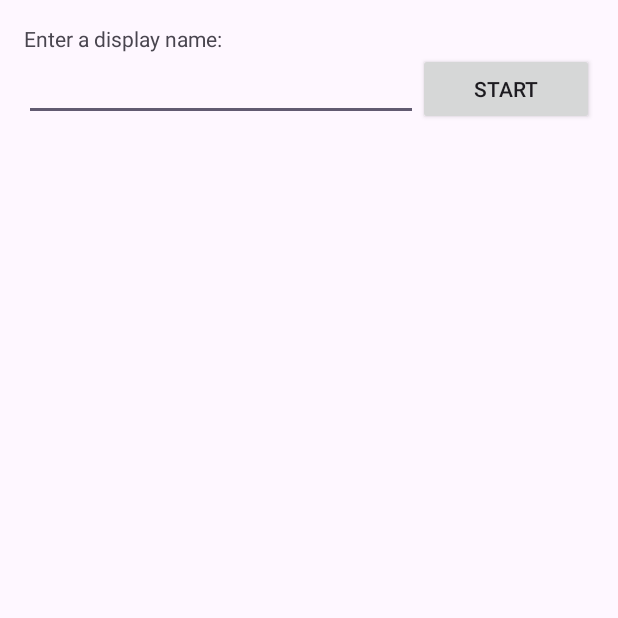
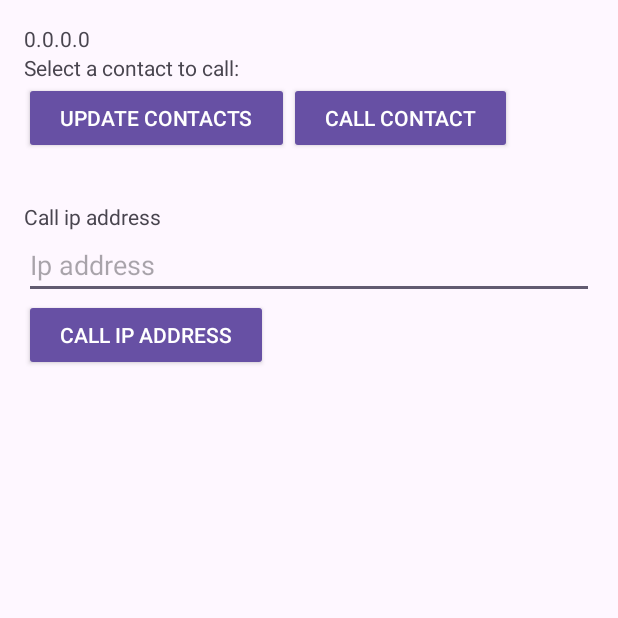
Before and after one commit to youcefboukandoura/android_udp_chat, an Android app: the screen it shows after launch (MainActivity), on a phone screen of 412 x 824 dp, the top half of it. Run offline under Robolectric (Android 15) with nearby library versions, the phone set to English and light mode, and no system bars.

Commit message:
add call ip address

```diff
--- a/app/src/main/java/com/youcefboukandoura/androidudppaudiochat/MainActivity.kt
+++ b/app/src/main/java/com/youcefboukandoura/androidudppaudiochat/MainActivity.kt
@@ -1,28 +1,28 @@
 package com.youcefboukandoura.androidudppaudiochat
 
-import android.app.Activity
 import android.app.AlertDialog
+import android.content.Context
 import android.content.Intent
 import android.graphics.Color
 import android.net.wifi.WifiManager
 import android.os.Bundle
+import android.text.format.Formatter
 import android.util.Log
-import android.view.View
 import android.widget.Button
 import android.widget.EditText
 import android.widget.RadioButton
 import android.widget.RadioGroup
-import android.widget.ScrollView
 import android.widget.TextView
+import androidx.appcompat.app.AppCompatActivity
 import java.net.DatagramPacket
 import java.net.DatagramSocket
 import java.net.InetAddress
 import java.net.SocketException
 import java.net.UnknownHostException
 
-class MainActivity : Activity() {
+class MainActivity : AppCompatActivity() {
     private var contactManager: ContactManager? = null
-    private var displayName: String? = null
+    private lateinit var displayName: String
     private var STARTED = false
     private var IN_CALL = false
     private var LISTEN = false
@@ -31,10 +31,7 @@ class MainActivity : Activity() {
         setContentView(R.layout.activity_main)
         Log.i(LOG_TAG, "UDPChat started")
 
-        // START BUTTON
-        // Pressing this buttons initiates the main functionality
-        val btnStart = findViewById<Button>(R.id.buttonStart)
-        btnStart.setOnClickListener { onStartButtonClick(btnStart) }
+        startBroadCasting()
 
         // UPDATE BUTTON
         // Updates the list of reachable devices
@@ -45,6 +42,9 @@ class MainActivity : Activity() {
         // Attempts to initiate an audio chat session with the selected device
         val buttonCall = findViewById<Button>(R.id.buttonCall)
         buttonCall.setOnClickListener { onClickButtonCall() }
+
+        val buttonCallIpAddress = findViewById<Button>(R.id.buttonCallIpAddress)
+        buttonCallIpAddress.setOnClickListener { onClickButtonCallIpAddress() }
     }
 
     private fun onClickButtonCall() {
@@ -64,34 +64,32 @@ class MainActivity : Activity() {
         val radioButton = findViewById<RadioButton>(selectedButton)
         val contact = radioButton.text.toString()
         val ip = contactManager!!.contacts[contact]
+        val ipString = ip.toString().substring(1)
+        callIpAddress(ipString)
+    }
+
+    private fun onClickButtonCallIpAddress() {
+        val editTextIpAddress = findViewById<EditText>(R.id.editTextIpAddress)
+        val ipString = editTextIpAddress.text.toString()
+        callIpAddress(ipString)
+    }
+
+    private fun callIpAddress(address: String) {
         IN_CALL = true
-
-        // Send this information to the MakeCallActivity and start that activity
         val intent = Intent(this@MainActivity, MakeCallActivity::class.java)
-        intent.putExtra(EXTRA_CONTACT, contact)
-        var address = ip.toString()
-        address = address.substring(1)
+        intent.putExtra(EXTRA_CONTACT, address)
         intent.putExtra(EXTRA_IP, address)
         intent.putExtra(EXTRA_DISPLAYNAME, displayName)
         startActivity(intent)
     }
 
-    private fun onStartButtonClick(btnStart: Button) {
+    private fun startBroadCasting() {
         Log.i(LOG_TAG, "Start button pressed")
         STARTED = true
-        val displayNameText = findViewById<EditText>(R.id.editTextDisplayName)
-        displayName = displayNameText.text.toString()
-        displayNameText.isEnabled = false
-        btnStart.isEnabled = false
-        val text = findViewById<TextView>(R.id.textViewSelectContact)
-        text.visibility = View.VISIBLE
-        val updateButton = findViewById<Button>(R.id.buttonUpdate)
-        updateButton.visibility = View.VISIBLE
-        val callButton = findViewById<Button>(R.id.buttonCall)
-        callButton.visibility = View.VISIBLE
-        val scrollView = findViewById<ScrollView>(R.id.scrollView)
-        scrollView.visibility = View.VISIBLE
-        contactManager = ContactManager(displayNameText.text.toString(), broadcastIp!!)
+        val textView = findViewById<TextView>(R.id.textViewDisplayName)
+        displayName = getIpAddress()
+        textView.text = getIpAddress()
+        contactManager = ContactManager(getIpAddress(), broadcastIp!!)
         startCallListener()
     }
 
@@ -223,6 +221,11 @@ class MainActivity : Activity() {
         startCallListener()
     }
 
+    fun Context.getIpAddress(): String {
+        val wm = this.getSystemService(WIFI_SERVICE) as WifiManager
+        return Formatter.formatIpAddress(wm.connectionInfo.ipAddress)
+    }
+
     companion object {
         const val LOG_TAG = "UDPchat"
         private const val LISTENER_PORT = 50003
--- a/app/src/main/res/layout/activity_main.xml
+++ b/app/src/main/res/layout/activity_main.xml
@@ -4,84 +4,85 @@
     android:layout_width="match_parent"
     android:layout_height="match_parent"
     android:orientation="vertical"
+    android:paddingLeft="@dimen/activity_horizontal_margin"
+    android:paddingTop="@dimen/activity_vertical_margin"
+    android:paddingRight="@dimen/activity_horizontal_margin"
     android:paddingBottom="@dimen/activity_vertical_margin"
-    android:paddingLeft="@dimen/activity_horizontal_margin"
-    android:paddingRight="@dimen/activity_horizontal_margin"
-    android:paddingTop="@dimen/activity_vertical_margin"
-    tools:context=".MainActivity" >
-
-    <TextView
-        android:id="@+id/textViewEnterName"
-        android:layout_width="wrap_content"
-        android:layout_height="wrap_content"
-        android:text="@string/enterName" />
+    tools:context=".MainActivity">
 
     <LinearLayout
         android:layout_width="match_parent"
-        android:layout_height="wrap_content" >
+        android:layout_height="wrap_content">
 
-        <EditText
-            android:id="@+id/editTextDisplayName"
-            android:layout_width="wrap_content"
+        <TextView
+            android:id="@+id/textViewDisplayName"
+            android:layout_width="0dp"
             android:layout_height="wrap_content"
             android:layout_weight="1"
-            android:ems="10"
-            android:inputType="textPersonName"
-            android:maxLength="15"
-            android:singleLine="true" >
+            android:singleLine="true">
 
             <requestFocus />
-        </EditText>
-
-        <Button
-            android:id="@+id/buttonStart"
-            style="?android:attr/buttonStyleSmall"
-            android:layout_width="wrap_content"
-            android:layout_height="wrap_content"
-            android:layout_weight="1"
-            android:text="@string/submitName" />
+        </TextView>
     </LinearLayout>
 
     <TextView
         android:id="@+id/textViewSelectContact"
         android:layout_width="wrap_content"
         android:layout_height="wrap_content"
-            android:text="@string/selectContact"
-            android:visibility="invisible" />
+        android:text="@string/selectContact" />
 
     <LinearLayout
         android:layout_width="match_parent"
-        android:layout_height="wrap_content" >
+        android:layout_height="wrap_content">
 
         <Button
             android:id="@+id/buttonUpdate"
             style="?android:attr/buttonStyleSmall"
             android:layout_width="wrap_content"
             android:layout_height="wrap_content"
-                android:text="@string/update"
-                android:visibility="invisible" />
+            android:text="@string/update" />
 
         <Button
             android:id="@+id/buttonCall"
             style="?android:attr/buttonStyleSmall"
             android:layout_width="wrap_content"
             android:layout_height="wrap_content"
-	            android:text="@string/call"
-	            android:visibility="invisible" />
+            android:text="@string/call" />
     </LinearLayout>
+
 
     <ScrollView
         android:id="@+id/scrollView"
         android:layout_width="match_parent"
-        android:layout_height="match_parent"
-        android:visibility="invisible" >
+        android:layout_height="wrap_content">
 
         <RadioGroup
             android:id="@+id/contactList"
             android:layout_width="fill_parent"
-            android:layout_height="wrap_content" >
+            android:layout_height="wrap_content">
 
         </RadioGroup>
     </ScrollView>
 
+
+    <TextView
+        android:layout_width="wrap_content"
+        android:layout_height="wrap_content"
+        android:layout_marginTop="32dp"
+        android:text="@string/string_call_ip_address" />
+
+    <EditText
+        android:id="@+id/editTextIpAddress"
+        android:layout_width="match_parent"
+        android:layout_height="wrap_content"
+        android:hint="@string/hint_ip_address" />
+
+    <Button
+        android:id="@+id/buttonCallIpAddress"
+        style="?android:attr/buttonStyleSmall"
+        android:layout_width="wrap_content"
+        android:layout_height="wrap_content"
+        android:text="@string/string_call_ip_address" />
+
+
 </LinearLayout>
--- a/app/src/main/res/values/strings.xml
+++ b/app/src/main/res/values/strings.xml
@@ -17,5 +17,7 @@
     <string name="incomingCall">"Incoming call: "</string>
     <string name="accept">Accept</string>
     <string name="reject">Reject</string>
+    <string name="string_call_ip_address">Call ip address</string>
+    <string name="hint_ip_address">Ip address</string>
 
 </resources>
```
Lines whose indentation alone changed are shown as unchanged.
